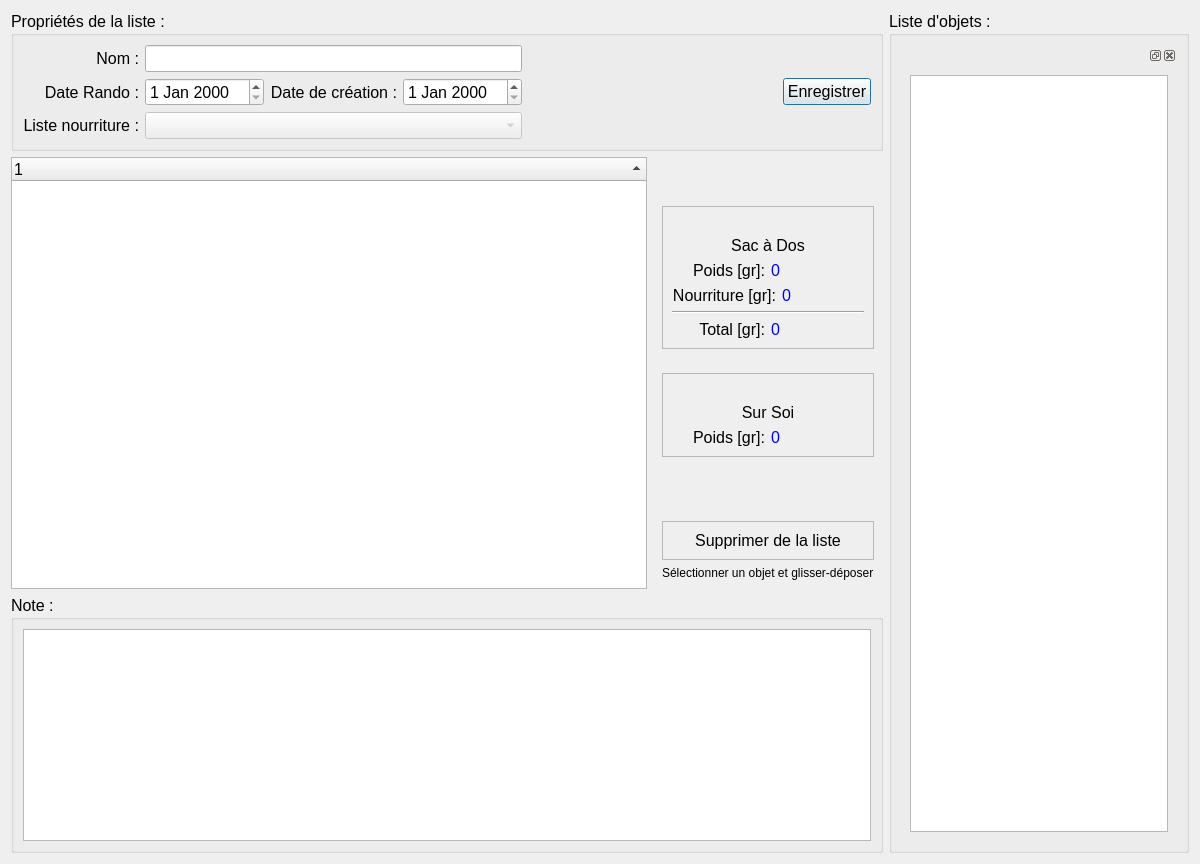
This is Doger/listwindow.ui in amof/Doger as Qt 5 draws it before an edit. The edited form follows.
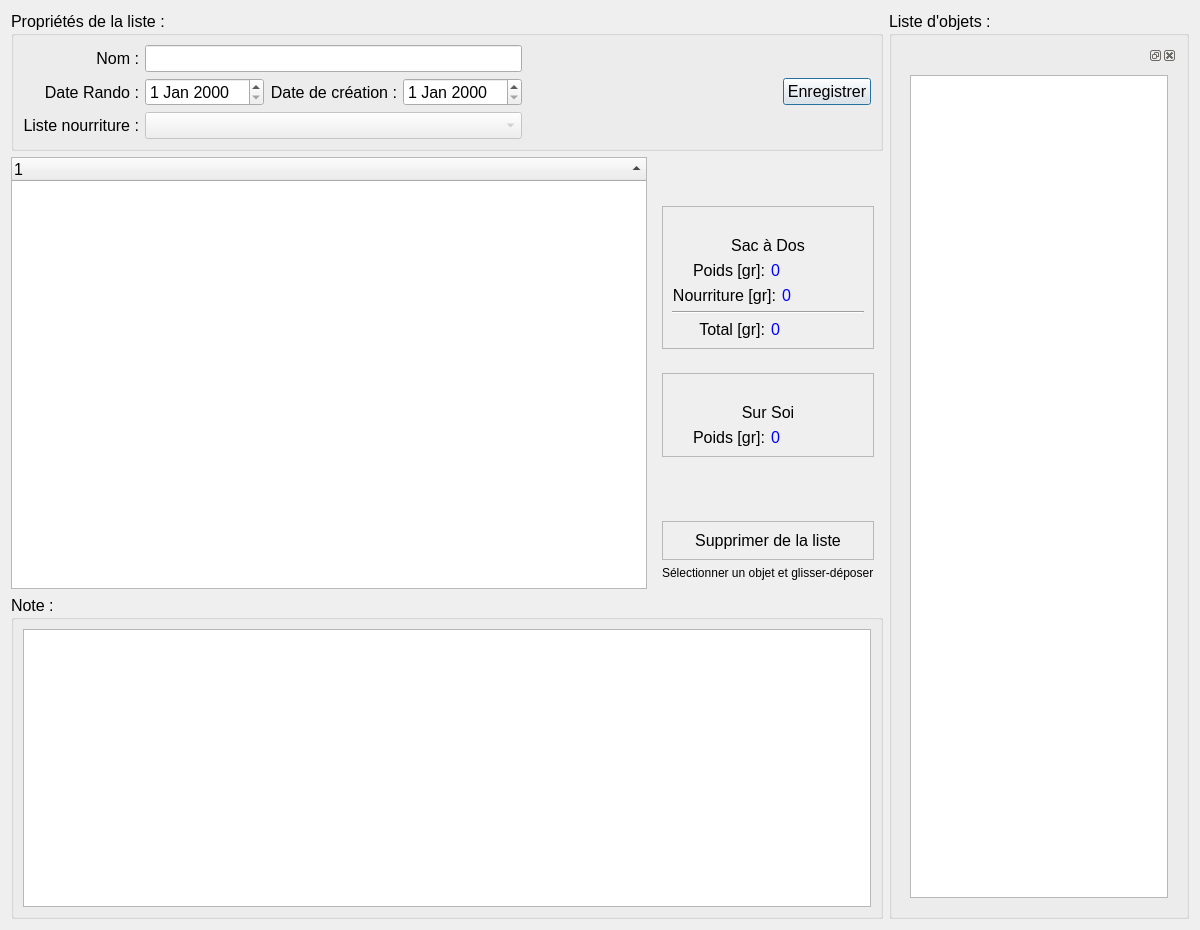
This is the edited form. Icons and pictures are not drawn.

```diff
--- a/Doger/listwindow.ui
+++ b/Doger/listwindow.ui
@@ -7,7 +7,7 @@
     <x>0</x>
     <y>0</y>
     <width>1200</width>
-    <height>864</height>
+    <height>930</height>
    </rect>
   </property>
   <property name="windowTitle">
```
